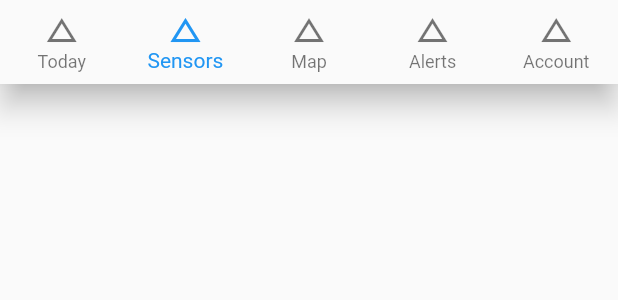
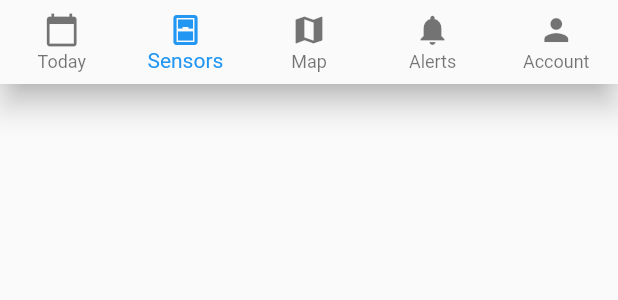
Before and after one commit to tshuenhau/pycnomobile, a Flutter app: the CustomBottomNavigationBar widget shown alone on an empty page, opened directly, on a phone screen of 412 x 824 dp. Shown: the top 300 px of the screen. Run offline on Flutter 3.47's test engine with Material 2 defaults, Android fonts, the phone set to English and light mode, and no system bars; our stand-ins replace get; missing offline and left inert: dart:ffi; network calls fail.

```diff
--- a/lib/widgets/CustomBottomNavigationBar.dart
+++ b/lib/widgets/CustomBottomNavigationBar.dart
@@ -17,23 +17,23 @@ class _CustomBottomNavigationBarState extends State<CustomBottomNavigationBar> {
       type: BottomNavigationBarType.fixed,
       items: [
         BottomNavigationBarItem(
-          icon: Icon(Icons.change_history),
+          icon: Icon(Icons.calendar_today),
           label: 'Today',
         ),
         BottomNavigationBarItem(
-          icon: Icon(Icons.change_history),
+          icon: Icon(Icons.sensor_window),
           label: 'Sensors',
         ),
         BottomNavigationBarItem(
-          icon: Icon(Icons.change_history),
+          icon: Icon(Icons.map),
           label: 'Map',
         ),
         BottomNavigationBarItem(
-          icon: Icon(Icons.change_history),
+          icon: Icon(Icons.notifications),
           label: 'Alerts',
         ),
         BottomNavigationBarItem(
-          icon: Icon(Icons.change_history),
+          icon: Icon(Icons.person),
           label: 'Account',
         ),
       ],
```
Also changed, not shown: lib/screens/SensorListPage.dart (+11 -1 lines).
